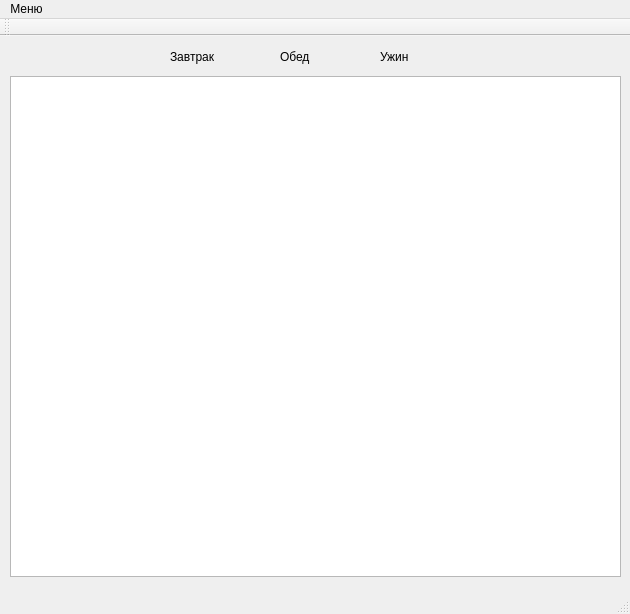
Before: the Qt Designer form planwindow.ui in SammyVimes/IDP-Strikes-back, drawn with Qt 5.
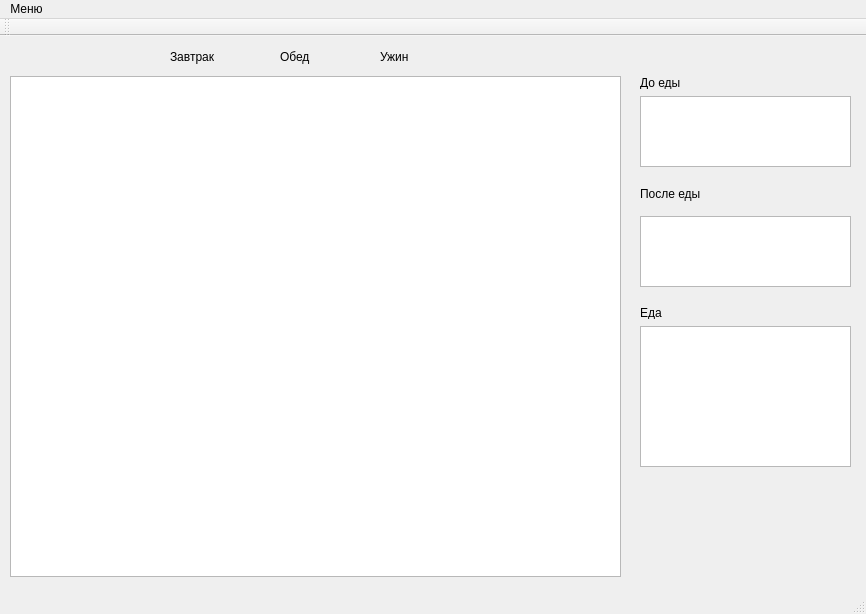
After: the same form once the commit is applied.

Diff of the .ui file:
```diff
--- a/planwindow.ui
+++ b/planwindow.ui
@@ -6,7 +6,7 @@
    <rect>
     <x>0</x>
     <y>0</y>
-    <width>630</width>
+    <width>866</width>
     <height>614</height>
    </rect>
   </property>
@@ -63,13 +63,82 @@
      <string>Ужин</string>
     </property>
    </widget>
+   <widget class="QLabel" name="label_4">
+    <property name="geometry">
+     <rect>
+      <x>640</x>
+      <y>40</y>
+      <width>47</width>
+      <height>13</height>
+     </rect>
+    </property>
+    <property name="text">
+     <string>До еды</string>
+    </property>
+   </widget>
+   <widget class="QLabel" name="label_5">
+    <property name="geometry">
+     <rect>
+      <x>640</x>
+      <y>150</y>
+      <width>61</width>
+      <height>16</height>
+     </rect>
+    </property>
+    <property name="text">
+     <string>После еды</string>
+    </property>
+   </widget>
+   <widget class="QLabel" name="label_6">
+    <property name="geometry">
+     <rect>
+      <x>640</x>
+      <y>270</y>
+      <width>47</width>
+      <height>13</height>
+     </rect>
+    </property>
+    <property name="text">
+     <string>Еда</string>
+    </property>
+   </widget>
+   <widget class="QTextBrowser" name="foodDesc">
+    <property name="geometry">
+     <rect>
+      <x>640</x>
+      <y>290</y>
+      <width>211</width>
+      <height>141</height>
+     </rect>
+    </property>
+   </widget>
+   <widget class="QTextBrowser" name="pillAfterDesc">
+    <property name="geometry">
+     <rect>
+      <x>640</x>
+      <y>180</y>
+      <width>211</width>
+      <height>71</height>
+     </rect>
+    </property>
+   </widget>
+   <widget class="QTextBrowser" name="pillBeforeDesc">
+    <property name="geometry">
+     <rect>
+      <x>640</x>
+      <y>60</y>
+      <width>211</width>
+      <height>71</height>
+     </rect>
+    </property>
+   </widget>
   </widget>
   <widget class="QMenuBar" name="menuBar">
    <property name="geometry">
     <rect>
      <x>0</x>
      <y>0</y>
-     <width>630</width>
+     <width>866</width>
      <height>21</height>
     </rect>
    </property>
```
